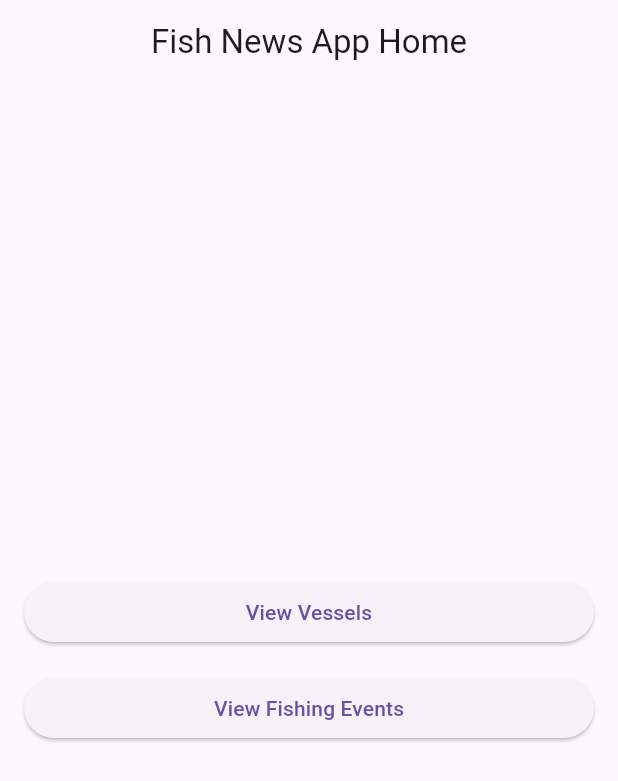
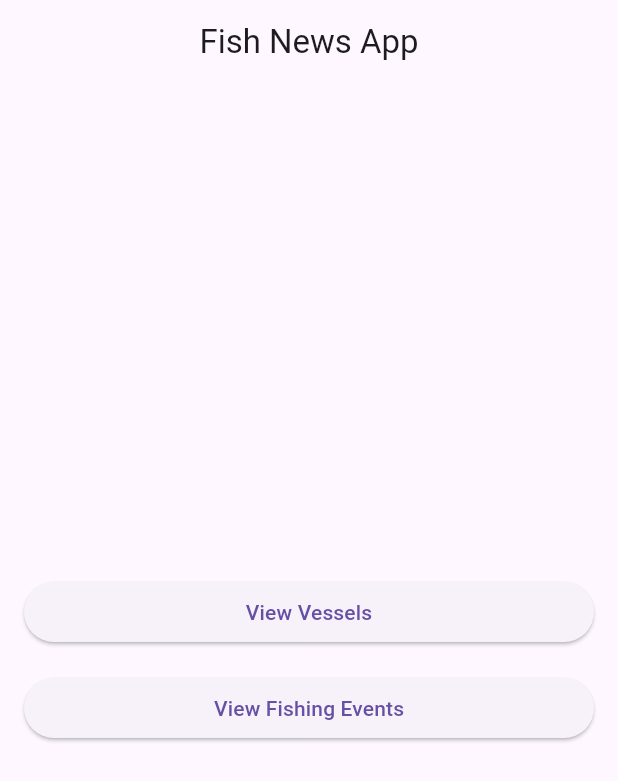
Before and after one commit to tobeking01/Fish_News_App, a Flutter app: the screen it shows after launch, on a phone screen of 412 x 824 dp. Shown: the top 781 px of the screen. Run offline on Flutter 3.47's test engine with Material 3 defaults, Android fonts, the phone set to English and light mode, and no system bars; our stand-ins replace sqflite; accounts and stored records are empty.

Commit message:
update ui

```diff
--- a/fish_news_app/lib/fishing/views/home_screen.dart
+++ b/fish_news_app/lib/fishing/views/home_screen.dart
@@ -9,7 +9,7 @@ class HomeScreen extends StatelessWidget {
     return Scaffold(
       appBar: AppBar(
         centerTitle: true,
-        title: const Text('Fish News App Home'),
+        title: const Text('Fish News App'),
       ),
       body: Padding(
         padding: const EdgeInsets.all(16.0),
```
